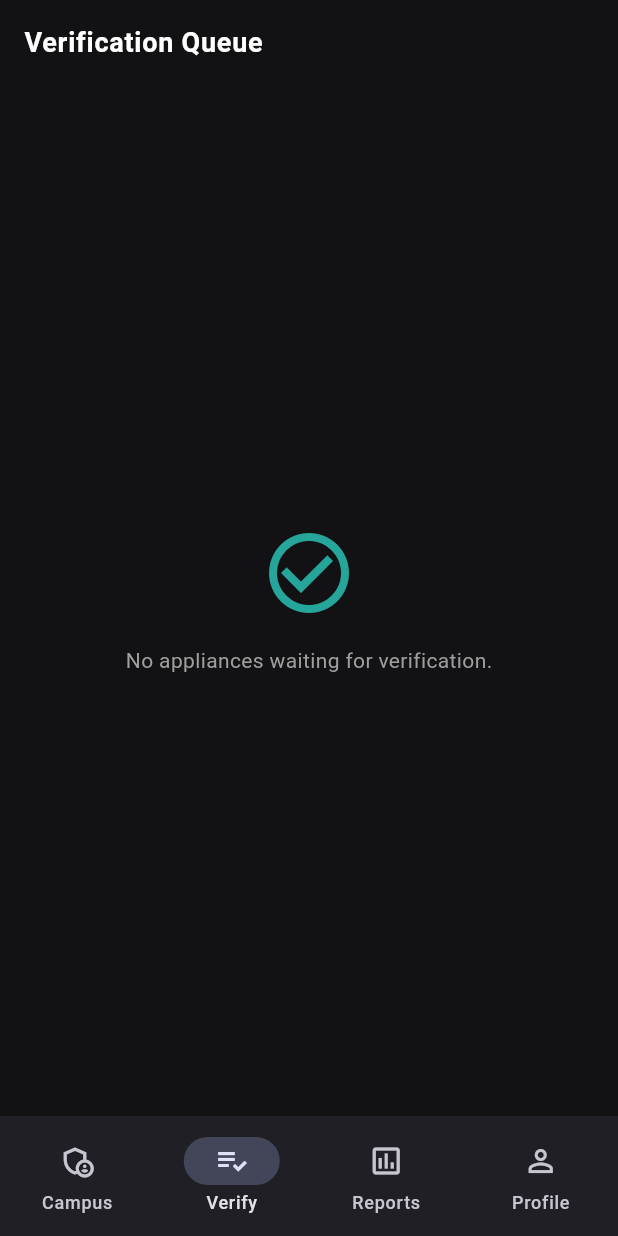
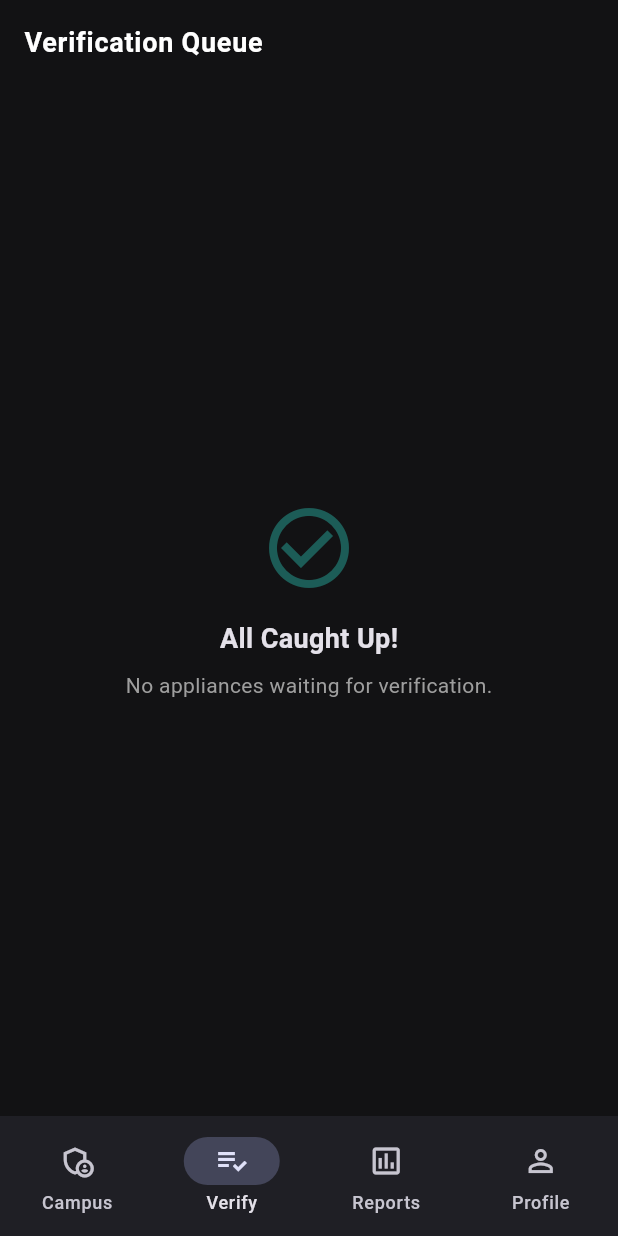
Before and after one commit to chainoob/fyp-project, a Flutter app: the StaffShell screen opened by its route, item 2 of the bottom bar chosen, on a phone screen of 412 x 824 dp. Run offline on Flutter 3.47's test engine with Material 3 defaults, Android fonts, the phone set to English and light mode, and no system bars; our stand-ins replace cloud_firestore, firebase_auth, firebase_core, go_router; accounts and stored records are empty; network calls fail.

Commit message:
fixed verification issues

```diff
--- a/smartmeter/lib/controllers/provider.dart
+++ b/smartmeter/lib/controllers/provider.dart
@@ -68,6 +68,7 @@ class ApplianceProvider extends ChangeNotifier {
   Future<void> add(String userId, String name, String type, int watts, String room) async {
     final app = Appliance(
       id: '',
+      ownerId:'',
       name: name,
       type: type,
       wattage: watts,
--- a/smartmeter/lib/models/app_model.dart
+++ b/smartmeter/lib/models/app_model.dart
@@ -37,15 +37,17 @@ class UserProfile {
 // --- APPLIANCE MODEL ---
 class Appliance {
   final String id;
+  final String ownerId;
   final String name;
   final String type;
   final int wattage;
-  final String status; // 'pending', 'active', 'rejected'
+  final String status;
   final String? room;
   final DateTime? verificationDate;
 
   const Appliance({
     required this.id,
+    required this.ownerId,
     required this.name,
     required this.type,
     required this.wattage,
@@ -68,8 +70,12 @@ class Appliance {
 
   factory Appliance.fromFirestore(DocumentSnapshot doc) {
     final data = doc.data() as Map<String, dynamic>;
+
+    final String parentUserId = doc.reference.parent.parent?.id ?? '';
+
     return Appliance(
       id: doc.id,
+      ownerId: parentUserId, // Store the owner's ID
       name: data['name'] ?? 'Unknown Device',
       type: data['type'] ?? 'other',
       wattage: data['wattage'] ?? 0,
--- a/smartmeter/lib/screens/staffs/staff_shell.dart
+++ b/smartmeter/lib/screens/staffs/staff_shell.dart
@@ -12,11 +12,18 @@ class StaffShell extends StatefulWidget {
 
 class _StaffShellState extends State<StaffShell> {
   int _idx = 0;
-  final _pages = const [StaffDashboard(), VerificationQueue(), Placeholder(), ProfileScreen()];
+
+  final _pages = const [
+    StaffDashboard(),
+    VerificationQueue(),
+    Placeholder(),
+    ProfileScreen()
+  ];
 
   @override
   void initState() {
     super.initState();
+    // Subscribe to the global pending queue via the provider
     context.read<ApplianceProvider>().subscribeToQueue();
   }
 
@@ -39,7 +46,11 @@ class _StaffShellState extends State<StaffShell> {
   }
 }
 
-class StaffDashboard extends StatelessWidget { const StaffDashboard({super.key}); @override Widget build(BuildContext context) => const Center(child: Text("Campus Overview")); }
+class StaffDashboard extends StatelessWidget {
+  const StaffDashboard({super.key});
+  @override
+  Widget build(BuildContext context) => const Center(child: Text("Campus Overview"));
+}
 
 class VerificationQueue extends StatelessWidget {
   const VerificationQueue({super.key});
@@ -53,10 +64,12 @@ class VerificationQueue extends StatelessWidget {
       return Center(
         child: Column(
           mainAxisAlignment: MainAxisAlignment.center,
-          children: const [
-            Icon(Icons.check_circle_outline, size: 64, color: AppTheme.ecoTeal),
-            SizedBox(height: 16),
-            Text("No appliances waiting for verification.", style: TextStyle(color: Colors.grey)),
+          children: [
+            Icon(Icons.check_circle_outline, size: 64, color: AppTheme.ecoTeal.withOpacity(0.5)),
+            const SizedBox(height: 16),
+            const Text("All Caught Up!", style: TextStyle(fontSize: 18, fontWeight: FontWeight.bold)),
+            const SizedBox(height: 8),
+            const Text("No appliances waiting for verification.", style: TextStyle(color: Colors.grey)),
           ],
         ),
       );
@@ -74,25 +87,48 @@ class VerificationQueue extends StatelessWidget {
             child: Column(
               crossAxisAlignment: CrossAxisAlignment.start,
               children: [
-                Row(children: [
+                Row(
+                  children: [
                     Container(
                       padding: const EdgeInsets.symmetric(horizontal: 8, vertical: 4),
-                    decoration: BoxDecoration(color: Colors.amber.withValues(alpha: 0.2), borderRadius: BorderRadius.circular(4)),
+                      decoration: BoxDecoration(color: Colors.amber.withOpacity(0.2), borderRadius: BorderRadius.circular(4)),
                       child: const Text("PENDING REVIEW", style: TextStyle(color: Colors.amber, fontSize: 10, fontWeight: FontWeight.bold)),
                     ),
                     const Spacer(),
                     Text(app.type.toUpperCase(), style: const TextStyle(color: Colors.grey, fontSize: 12)),
-                ]),
+                  ],
+                ),
                 const SizedBox(height: 12),
+
                 Text(app.name, style: const TextStyle(fontSize: 18, fontWeight: FontWeight.bold)),
+                const SizedBox(height: 4),
                 Text("${app.wattage} Watts • ${app.room ?? 'Unknown Room'}", style: const TextStyle(color: Colors.grey)),
+
                 const SizedBox(height: 16),
+
                 Row(
                   mainAxisAlignment: MainAxisAlignment.end,
                   children: [
-                    TextButton(onPressed: () {}, child: const Text("REJECT", style: TextStyle(color: Colors.red))),
+                    TextButton(
+                      onPressed: () {
+                        provider.reject(app.ownerId, app.id);
+                        ScaffoldMessenger.of(context).showSnackBar(const SnackBar(content: Text("Application Rejected")));
+                      },
+                      child: const Text("REJECT", style: TextStyle(color: Colors.red)),
+                    ),
                     const SizedBox(width: 8),
-                    ElevatedButton(onPressed: () {}, style: ElevatedButton.styleFrom(backgroundColor: AppTheme.ecoTeal), child: const Text("APPROVE")),
+                    ElevatedButton(
+                      onPressed: () {
+
+                        provider.approve(app.ownerId, app.id);
+                        ScaffoldMessenger.of(context).showSnackBar(const SnackBar(
+                          content: Text("Device Approved"),
+                          backgroundColor: AppTheme.ecoTeal,
+                        ));
+                      },
+                      style: ElevatedButton.styleFrom(backgroundColor: AppTheme.ecoTeal),
+                      child: const Text("APPROVE"),
+                    ),
                   ],
                 )
               ],
```
Lines whose indentation alone changed are shown as unchanged.
